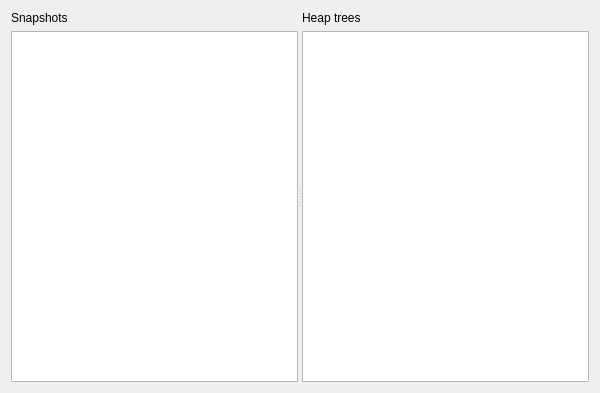
Qt form tools/massif/view.ui (KDE/kdev-valgrind) before a commit.
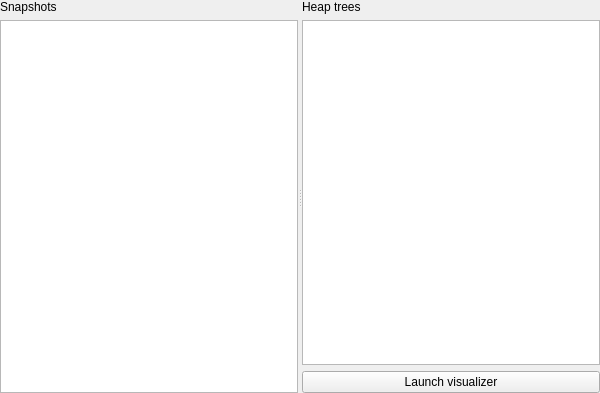
The same form after that commit.

Commit message: Add "Launch visualizer" button to Massif view

Patch:
```diff
--- a/tools/massif/view.ui
+++ b/tools/massif/view.ui
@@ -10,7 +10,19 @@
     <height>393</height>
    </rect>
   </property>
-  <layout class="QVBoxLayout" name="verticalLayout">
+  <layout class="QVBoxLayout" name="verticalLayout_2">
+   <property name="leftMargin">
+    <number>0</number>
+   </property>
+   <property name="topMargin">
+    <number>0</number>
+   </property>
+   <property name="rightMargin">
+    <number>0</number>
+   </property>
+   <property name="bottomMargin">
+    <number>0</number>
+   </property>
    <item>
     <widget class="QSplitter" name="splitter">
      <property name="orientation">
@@ -34,7 +46,9 @@
        </item>
       </layout>
      </widget>
-     <widget class="QWidget" name="layoutWidget">
+     <widget class="QWidget" name="">
+      <layout class="QVBoxLayout" name="verticalLayout">
+       <item>
       <layout class="QVBoxLayout" name="treesLayout">
        <item>
         <widget class="QLabel" name="treesLabel">
@@ -50,7 +64,16 @@
          </property>
         </widget>
        </item>
-      </layout>
+         <item>
+          <widget class="QPushButton" name="launchVisualizerButton">
+           <property name="text">
+            <string>Launch visualizer</string>
+           </property>
+          </widget>
+         </item>
+        </layout>
+       </item>
+      </layout>
      </widget>
     </widget>
    </item>
```
Left out of the diff: 5 changed lines with no effect on the pictures. Lines whose indentation alone changed are shown as unchanged. The commit also changes 4 other files.
